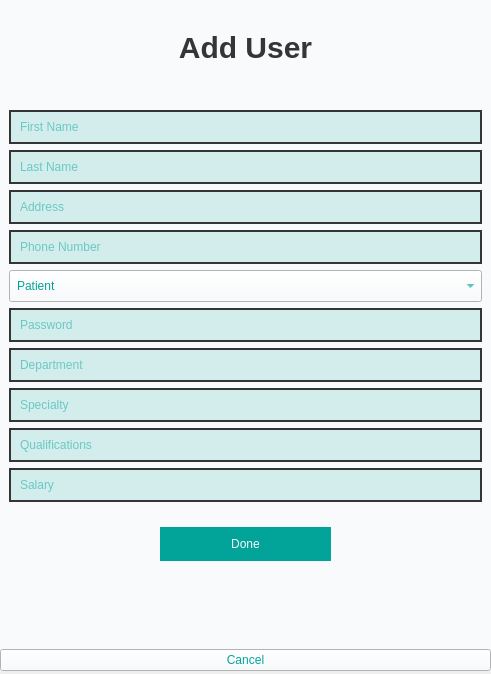
The window that src/gui/ui/Add_User.ui (RoronoaZoro321/Healthcare-Management-System) describes before a commit, drawn with Qt 5.
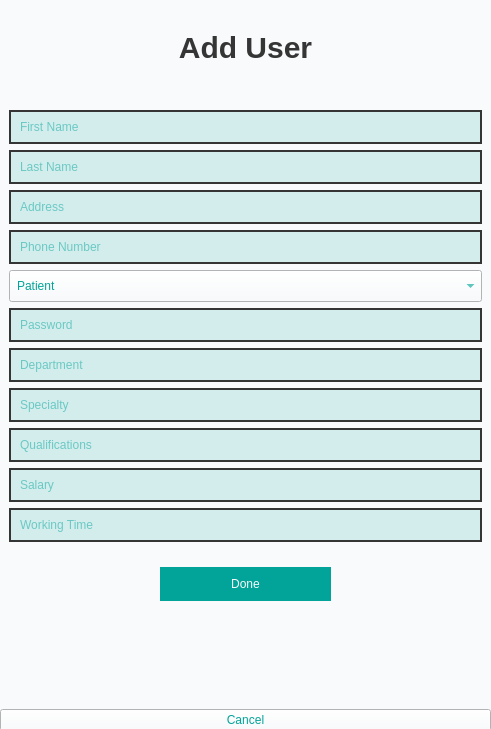
The same window after the commit.

Commit message: admin able to add user now work with working time

```diff
--- a/src/gui/ui/Add_User.ui
+++ b/src/gui/ui/Add_User.ui
@@ -7,7 +7,7 @@
     <x>0</x>
     <y>0</y>
     <width>491</width>
-    <height>674</height>
+    <height>729</height>
    </rect>
   </property>
   <property name="windowTitle">
@@ -19,7 +19,7 @@
      <x>0</x>
      <y>0</y>
      <width>491</width>
-     <height>671</height>
+     <height>731</height>
     </rect>
    </property>
    <property name="styleSheet">
@@ -293,6 +293,27 @@
          </property>
         </widget>
        </item>
+       <item>
+        <widget class="QLineEdit" name="lineEdit_10">
+         <property name="styleSheet">
+          <string notr="true">QLineEdit {
+	background-color: rgb(211, 237, 237);
+	border: 2px solid #353535;
+	border-radius: 20px;
+}
+
+QLineEdit:focus {
+	border: 2px solid #02A499;
+}</string>
+         </property>
+         <property name="text">
+          <string/>
+         </property>
+         <property name="placeholderText">
+          <string>Working Time</string>
+         </property>
+        </widget>
+       </item>
       </layout>
      </widget>
     </item>
```
Left out of the diff: 40 changed lines with no effect on the pictures. The commit also changes 3 other files.
